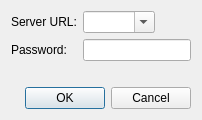
networkoptix/nx_open, file client/src/ui/dialogs/join_other_system_dialog.ui: the form before one commit.
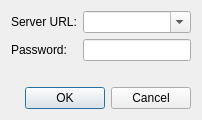
The form after the commit.

Commit message:
fix width of the combo bo in the join other system dialog
<==== Mercurial data ====>
Branch: network_issues

```diff
--- a/client/src/ui/dialogs/join_other_system_dialog.ui
+++ b/client/src/ui/dialogs/join_other_system_dialog.ui
@@ -6,7 +6,7 @@
    <rect>
     <x>0</x>
     <y>0</y>
-    <width>304</width>
+    <width>302</width>
     <height>112</height>
    </rect>
   </property>
@@ -51,7 +51,7 @@
    <item row="0" column="1">
     <widget class="QComboBox" name="urlComboBox">
      <property name="sizePolicy">
-      <sizepolicy hsizetype="Maximum" vsizetype="Fixed">
+      <sizepolicy hsizetype="MinimumExpanding" vsizetype="Fixed">
        <horstretch>0</horstretch>
        <verstretch>0</verstretch>
       </sizepolicy>
```
